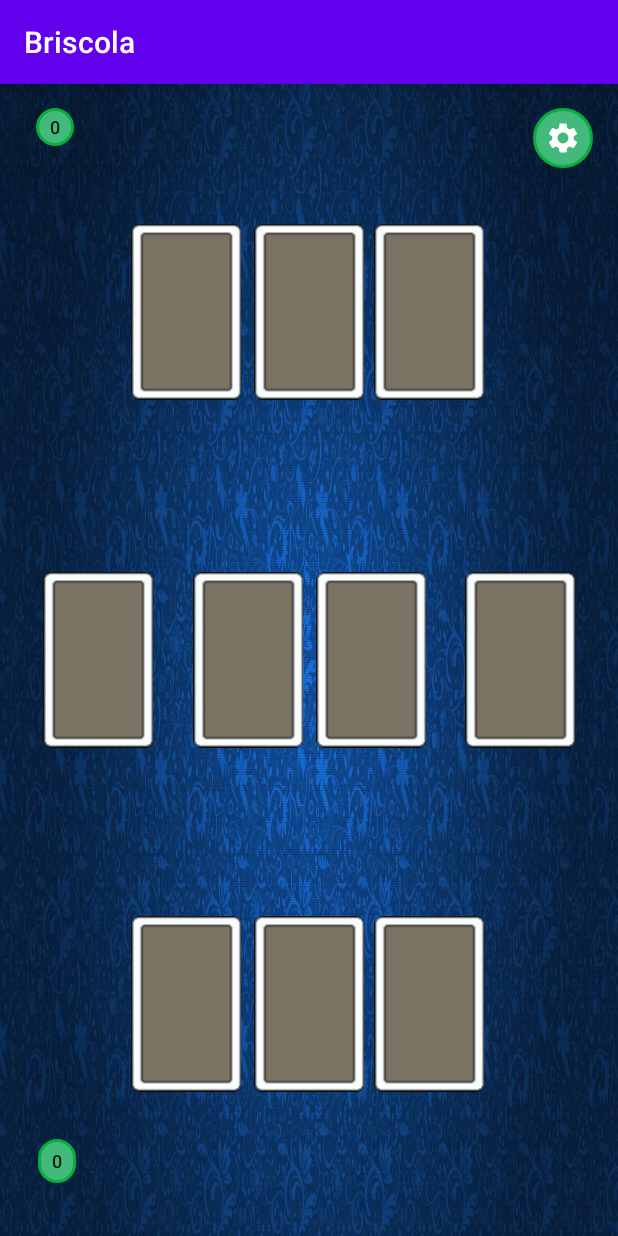
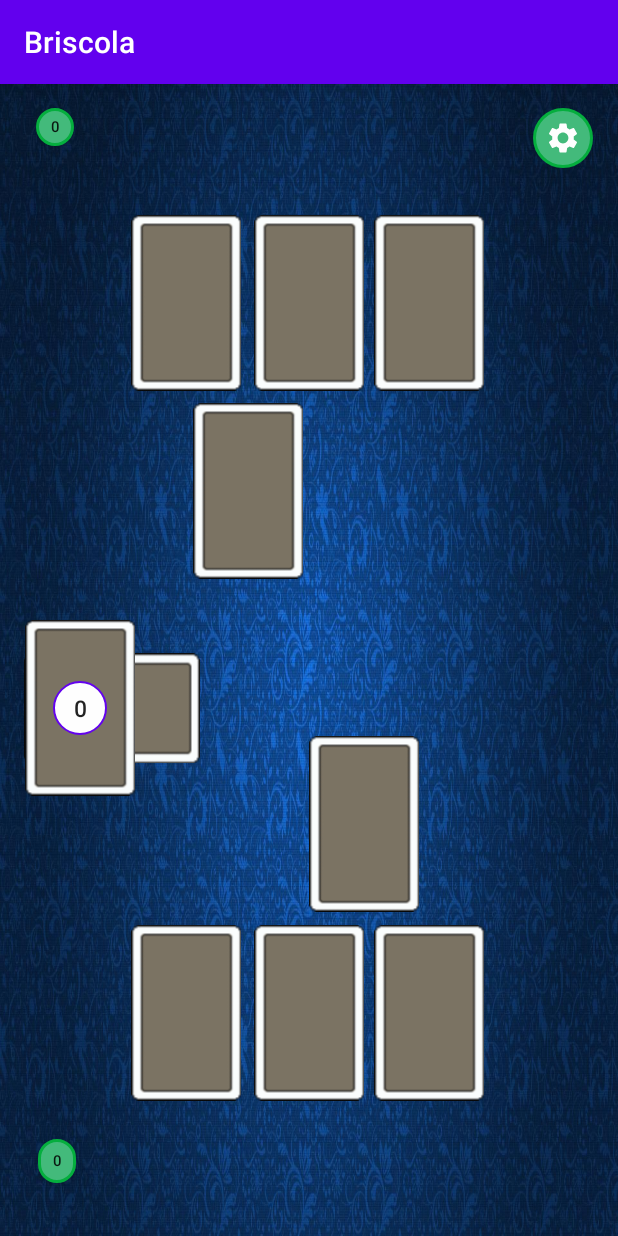
Before and after one commit to diberardinocalisti/BriscolaAndroidShared, an Android app: the ActivityMultiplayerGame screen opened directly, with no data from a screen before it, on a phone screen of 412 x 824 dp. Run offline under Robolectric (Android 15) with nearby library versions, the phone set to English and light mode, and no system bars; libraries missing offline, so code that uses them is left out: com.facebook, com.facebook.login; plain views replace ProfilePictureView.

Commit message:
aggiornato layout piano di gioco (modificata disposizione carte, aggiunto contatore carte ecc)

```diff
--- a/app/src/main/java/com/example/briscolav10/ActivityGame.java
+++ b/app/src/main/java/com/example/briscolav10/ActivityGame.java
@@ -117,13 +117,9 @@ public class ActivityGame extends AppCompatActivity {
 
             });
 
-            chiudi.setOnClickListener(new View.OnClickListener() {
-                @Override
-                public void onClick(View v) {
+            chiudi.setOnClickListener(v -> {
 
-                    DialogInterface.OnClickListener action = new DialogInterface.OnClickListener() {
-                        @Override
-                        public void onClick(DialogInterface dialog, int which) {
+                DialogInterface.OnClickListener action = (dialog, which) -> {
 
                     //Elimino la stanza dal db
                     FirebaseClass.getFbRef().child(codiceStanza).removeValue();
@@ -131,12 +127,10 @@ public class ActivityGame extends AppCompatActivity {
                     //Lo riporto nella homepage
                     Utility.goTo(ActivityGame.this, MainActivity.class);
 
-                        }
                 };
 
                 Utility.confirmDialog(ActivityGame.this,"Conferma la chiusura della sessione","Sicuro di voler abbandonare la sessione?",action,null);
 
-                }
             });
         }
 
--- a/app/src/main/java/gameEngine/Engine.java
+++ b/app/src/main/java/gameEngine/Engine.java
@@ -2,10 +2,13 @@ package gameEngine;
 
 import android.content.DialogInterface;
 import android.os.Build;
+import android.view.View;
 import android.widget.Button;
+import android.widget.TextView;
 
 import androidx.annotation.RequiresApi;
 
+import com.example.briscolav10.R;
 import com.facebook.login.Login;
 
 import java.util.ArrayList;
@@ -333,4 +336,16 @@ public class Engine{
 
         return carteGiocate.toArray(new Carta[0]);
     }
+
+    public static void aggiornaNCarte(){
+        Integer n_carte = Game.mazzo.size();
+        TextView icona = activity.findViewById(R.id.n_carte);
+
+        if(n_carte == 0) {
+            icona.setVisibility(View.INVISIBLE);
+        }else{
+            icona.setText(n_carte.toString());
+            icona.setVisibility(View.VISIBLE);
+        }
+    }
 }
--- a/app/src/main/java/gameEngine/Giocatore.java
+++ b/app/src/main/java/gameEngine/Giocatore.java
@@ -2,8 +2,13 @@ package gameEngine;
 
 import android.os.Build;
 import android.widget.Button;
+import android.widget.TextView;
 
 import androidx.annotation.RequiresApi;
+
+import com.example.briscolav10.R;
+
+import org.w3c.dom.Text;
 
 import java.util.ArrayList;
 import java.util.Arrays;
@@ -135,6 +140,7 @@ public class Giocatore {
     public void pesca(Carta carta) {
         int index = this.prendi(carta);
         Game.mazzo.remove(this.carte[index]);
+        Engine.aggiornaNCarte();
     }
 
     @RequiresApi(api = Build.VERSION_CODES.N)
@@ -155,15 +161,14 @@ public class Giocatore {
 
     @RequiresApi(api = Build.VERSION_CODES.N)
     public void lancia(Carta carta){
-        for(Integer i : I_CAMPO_GIOCO){
-            if(isLibero(Game.carte[i])){
-                carta.disabilita();
-                carta.setButton(Game.carte[i]);
-                carta.abilita();
-                this.rimuovi(carta);
-                return;
-            }
-        }
+        int indice = this.index + I_CAMPO_GIOCO[0];
+        if(!isLibero(Game.carte[indice]))
+            return;
+
+        carta.disabilita();
+        carta.setButton(Game.carte[indice]);
+        carta.abilita();
+        this.rimuovi(carta);
     }
 
     public Integer getPunteggioCarte(){
--- /dev/null
+++ b/app/src/main/res/drawable/round_white.xml
@@ -0,0 +1,6 @@
+<shape xmlns:android="http://schemas.android.com/apk/res/android"
+    android:shape="rectangle">
+    <solid android:color="@android:color/white" />
+    <corners android:radius="100dp" />
+    <stroke android:width="1dp" android:color="@color/purple_500"/>
+</shape>
--- a/app/src/main/res/layout/campo_da_gioco.xml
+++ b/app/src/main/res/layout/campo_da_gioco.xml
@@ -20,7 +20,10 @@
             android:id="@+id/parent"
             android:layout_width="match_parent"
             android:layout_height="match_parent"
-            android:background="@drawable/sfondo">
+            android:background="@drawable/sfondo"
+            app:layout_constraintBottom_toBottomOf="parent"
+            app:layout_constraintEnd_toEndOf="parent"
+            app:layout_constraintTop_toTopOf="parent">
 
             <ImageButton
                 android:id="@+id/impostazioni"
@@ -43,7 +46,7 @@
                 android:layout_height="117dp"
                 android:layout_marginStart="87dp"
                 android:layout_marginLeft="87dp"
-                android:layout_marginTop="78dp"
+                android:layout_marginTop="65dp"
                 android:layout_marginEnd="251dp"
                 android:layout_marginRight="251dp"
                 android:layout_marginBottom="542dp"
@@ -59,7 +62,7 @@
                 android:layout_height="117dp"
                 android:layout_marginStart="169dp"
                 android:layout_marginLeft="169dp"
-                android:layout_marginTop="78dp"
+                android:layout_marginTop="65dp"
                 android:layout_marginEnd="169dp"
                 android:layout_marginRight="169dp"
                 android:layout_marginBottom="542dp"
@@ -75,7 +78,7 @@
                 android:layout_height="117dp"
                 android:layout_marginStart="249dp"
                 android:layout_marginLeft="249dp"
-                android:layout_marginTop="78dp"
+                android:layout_marginTop="65dp"
                 android:layout_marginEnd="89dp"
                 android:layout_marginRight="89dp"
                 android:layout_marginBottom="542dp"
@@ -105,9 +108,10 @@
                     android:background="@drawable/round_button"
                     android:gravity="center"
                     android:text="0"
-                    android:textSize="12sp">
+                    android:textSize="10sp">
 
                 </Button>
+
             </com.facebook.login.widget.ProfilePictureView>
 
             <Button
@@ -119,7 +123,7 @@
                 android:layout_marginTop="536dp"
                 android:layout_marginEnd="251dp"
                 android:layout_marginRight="251dp"
-                android:layout_marginBottom="78dp"
+                android:layout_marginBottom="65dp"
                 android:background="@drawable/vuoto"
                 app:layout_constraintBottom_toBottomOf="parent"
                 app:layout_constraintEnd_toEndOf="parent"
@@ -133,8 +137,8 @@
                 android:layout_marginTop="16dp"
                 android:layout_marginEnd="13dp"
                 android:layout_marginRight="13dp"
+                android:src="@drawable/ic_baseline_account_circle_24"
                 android:visibility="visible"
-                android:src="@drawable/ic_baseline_account_circle_24"
                 app:layout_constraintEnd_toStartOf="@+id/button1"
                 app:layout_constraintTop_toTopOf="parent">
 
@@ -145,9 +149,10 @@
                     android:background="@drawable/round_button"
                     android:gravity="center"
                     android:text="0"
-                    android:textSize="12sp">
+                    android:textSize="10sp">
 
                 </Button>
+
             </com.facebook.login.widget.ProfilePictureView>
 
             <Button
@@ -159,7 +164,7 @@
                 android:layout_marginTop="536dp"
                 android:layout_marginEnd="169dp"
                 android:layout_marginRight="169dp"
-                android:layout_marginBottom="78dp"
+                android:layout_marginBottom="65dp"
                 android:background="@drawable/vuoto"
                 app:layout_constraintBottom_toBottomOf="parent"
                 app:layout_constraintEnd_toEndOf="parent"
@@ -175,23 +180,7 @@
                 android:layout_marginTop="536dp"
                 android:layout_marginEnd="89dp"
                 android:layout_marginRight="89dp"
-                android:layout_marginBottom="78dp"
-                android:background="@drawable/vuoto"
-                app:layout_constraintBottom_toBottomOf="parent"
-                app:layout_constraintEnd_toEndOf="parent"
-                app:layout_constraintStart_toStartOf="parent"
-                app:layout_constraintTop_toTopOf="parent" />
-
-            <Button
-                android:id="@+id/button7"
-                android:layout_width="73dp"
-                android:layout_height="117dp"
-                android:layout_marginStart="311dp"
-                android:layout_marginLeft="311dp"
-                android:layout_marginTop="307dp"
-                android:layout_marginEnd="30dp"
-                android:layout_marginRight="30dp"
-                android:layout_marginBottom="307dp"
+                android:layout_marginBottom="65dp"
                 android:background="@drawable/vuoto"
                 app:layout_constraintBottom_toBottomOf="parent"
                 app:layout_constraintEnd_toEndOf="parent"
@@ -200,52 +189,75 @@
 
 
             <Button
+                android:id="@+id/button7"
+                android:layout_width="73dp"
+                android:layout_height="117dp"
+                android:layout_marginStart="42dp"
+                android:layout_marginLeft="42dp"
+                android:background="@drawable/vuoto"
+                android:rotation="90"
+                app:layout_constraintBottom_toBottomOf="@+id/button8"
+                app:layout_constraintEnd_toEndOf="@+id/button8"
+                app:layout_constraintStart_toStartOf="@+id/button8"
+                app:layout_constraintTop_toTopOf="@+id/button8" />
+
+            <Button
                 android:id="@+id/button8"
                 android:layout_width="73dp"
                 android:layout_height="117dp"
                 android:layout_marginStart="30dp"
                 android:layout_marginLeft="30dp"
-                android:layout_marginTop="307dp"
-                android:layout_marginEnd="312dp"
-                android:layout_marginRight="312dp"
-                android:layout_marginBottom="307dp"
+                android:layout_marginTop="321dp"
+                android:layout_marginEnd="338dp"
+                android:layout_marginRight="338dp"
+                android:layout_marginBottom="293dp"
                 android:background="@drawable/vuoto"
                 app:layout_constraintBottom_toBottomOf="parent"
                 app:layout_constraintEnd_toEndOf="parent"
+                app:layout_constraintHorizontal_bias="0.466"
                 app:layout_constraintStart_toStartOf="parent"
-                app:layout_constraintTop_toTopOf="parent" />
+                app:layout_constraintTop_toTopOf="parent"
+                app:layout_constraintVertical_bias="1.0" />
 
             <Button
                 android:id="@+id/button9"
                 android:layout_width="73dp"
                 android:layout_height="117dp"
-                android:layout_marginStart="128dp"
-                android:layout_marginLeft="128dp"
-                android:layout_marginTop="307dp"
-                android:layout_marginEnd="210dp"
-                android:layout_marginRight="210dp"
-                android:layout_marginBottom="307dp"
+                android:layout_marginTop="194dp"
+                android:layout_marginBottom="420dp"
                 android:background="@drawable/vuoto"
                 app:layout_constraintBottom_toBottomOf="parent"
-                app:layout_constraintEnd_toEndOf="parent"
-                app:layout_constraintStart_toStartOf="parent"
+                app:layout_constraintEnd_toStartOf="@+id/button2"
+                app:layout_constraintStart_toEndOf="@+id/button1"
                 app:layout_constraintTop_toTopOf="parent" />
 
             <Button
                 android:id="@+id/button10"
                 android:layout_width="73dp"
                 android:layout_height="117dp"
-                android:layout_marginStart="210dp"
-                android:layout_marginLeft="210dp"
-                android:layout_marginTop="307dp"
-                android:layout_marginEnd="128dp"
-                android:layout_marginRight="128dp"
-                android:layout_marginBottom="307dp"
+                android:layout_marginTop="416dp"
+                android:layout_marginBottom="198dp"
                 android:background="@drawable/vuoto"
                 app:layout_constraintBottom_toBottomOf="parent"
-                app:layout_constraintEnd_toEndOf="parent"
-                app:layout_constraintStart_toStartOf="parent"
+                app:layout_constraintEnd_toEndOf="@+id/button5"
+                app:layout_constraintHorizontal_bias="0.0"
+                app:layout_constraintStart_toEndOf="@+id/button5"
                 app:layout_constraintTop_toTopOf="parent" />
+
+            <Button
+                android:id="@+id/n_carte"
+                android:layout_width="36dp"
+                android:layout_height="36dp"
+                android:background="@drawable/round_white"
+                android:gravity="center"
+                android:text="0"
+                android:textSize="15sp"
+                app:layout_constraintBottom_toBottomOf="@+id/button8"
+                app:layout_constraintEnd_toEndOf="@+id/button8"
+                app:layout_constraintStart_toStartOf="@+id/button8"
+                app:layout_constraintTop_toTopOf="@+id/button8">
+
+            </Button>
 
         </androidx.constraintlayout.widget.ConstraintLayout>
 
```
Lines whose indentation alone changed are shown as unchanged.
